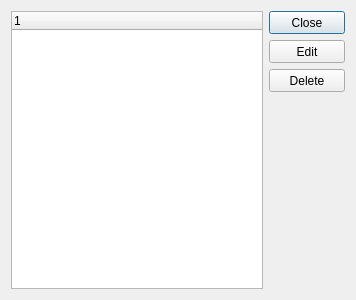
First picture: the form in xtuple/trunk/widgets/filterManager.ui, repository WooodHead/xtuple, before the edit.
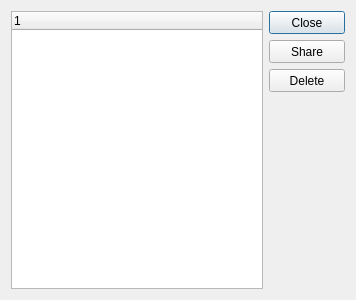
Second picture: the form after the edit. Custom widgets are drawn as their Qt base class.

Commit message: issue #10403: Add the ability to share filter sets with all users.  Remove redundant edit button.  Remove signal never emitted and otherwise tighten up code in a couple places.

Diff of the .ui file:
```diff
--- a/xtuple/trunk/widgets/filterManager.ui
+++ b/xtuple/trunk/widgets/filterManager.ui
@@ -21,13 +21,11 @@
   </property>
   <layout class="QGridLayout" name="gridLayout">
    <item row="0" column="0">
-    <layout class="QGridLayout" name="gridLayout_3">
-     <item row="0" column="0" rowspan="2">
       <widget class="XTreeWidget" name="_filterSet"/>
      </item>
      <item row="0" column="1">
-      <layout class="QGridLayout" name="gridLayout_2">
-       <item row="0" column="0">
+    <layout class="QVBoxLayout" name="verticalLayout">
+     <item>
         <widget class="QPushButton" name="_close">
          <property name="minimumSize">
           <size>
@@ -40,8 +38,8 @@
          </property>
         </widget>
        </item>
-       <item row="1" column="0">
-        <widget class="QPushButton" name="_edit">
+     <item>
+      <widget class="QPushButton" name="_share">
          <property name="minimumSize">
           <size>
            <width>75</width>
@@ -49,11 +47,11 @@
           </size>
          </property>
          <property name="text">
-          <string>Edit</string>
+        <string>Share</string>
          </property>
         </widget>
        </item>
-       <item row="2" column="0">
+     <item>
         <widget class="QPushButton" name="_delete">
          <property name="minimumSize">
           <size>
@@ -66,9 +64,7 @@
          </property>
         </widget>
        </item>
-      </layout>
-     </item>
-     <item row="1" column="1">
+     <item>
       <spacer name="verticalSpacer">
        <property name="orientation">
         <enum>Qt::Vertical</enum>
```
Lines whose indentation alone changed are shown as unchanged. The commit also changes 3 other files.
